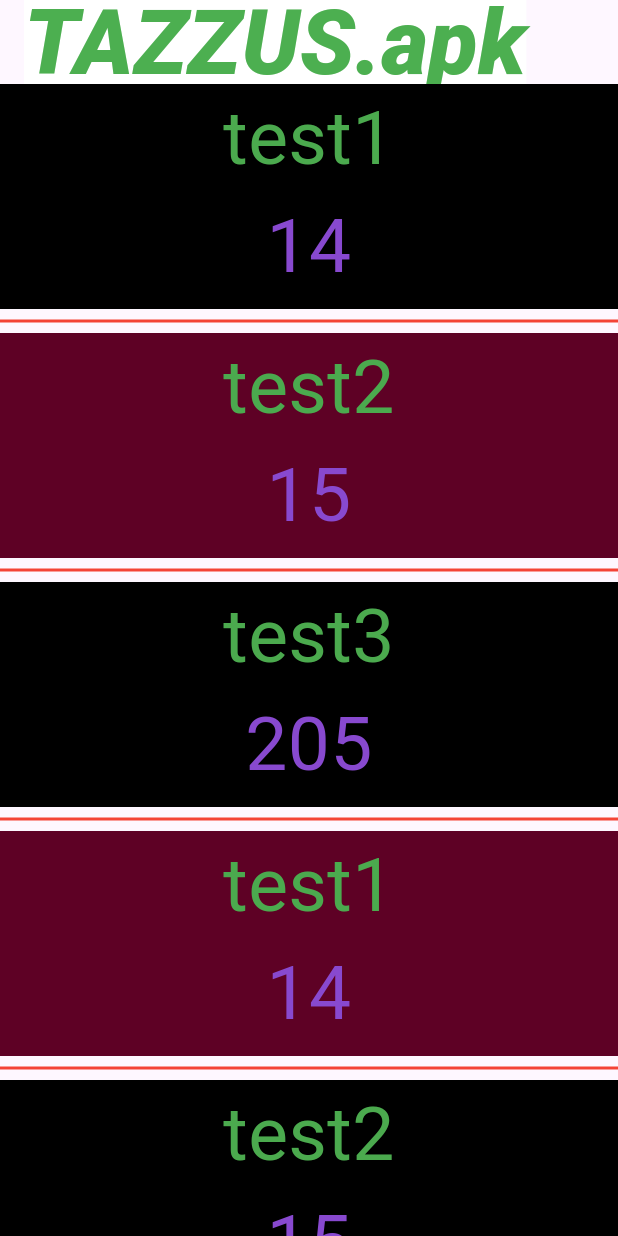
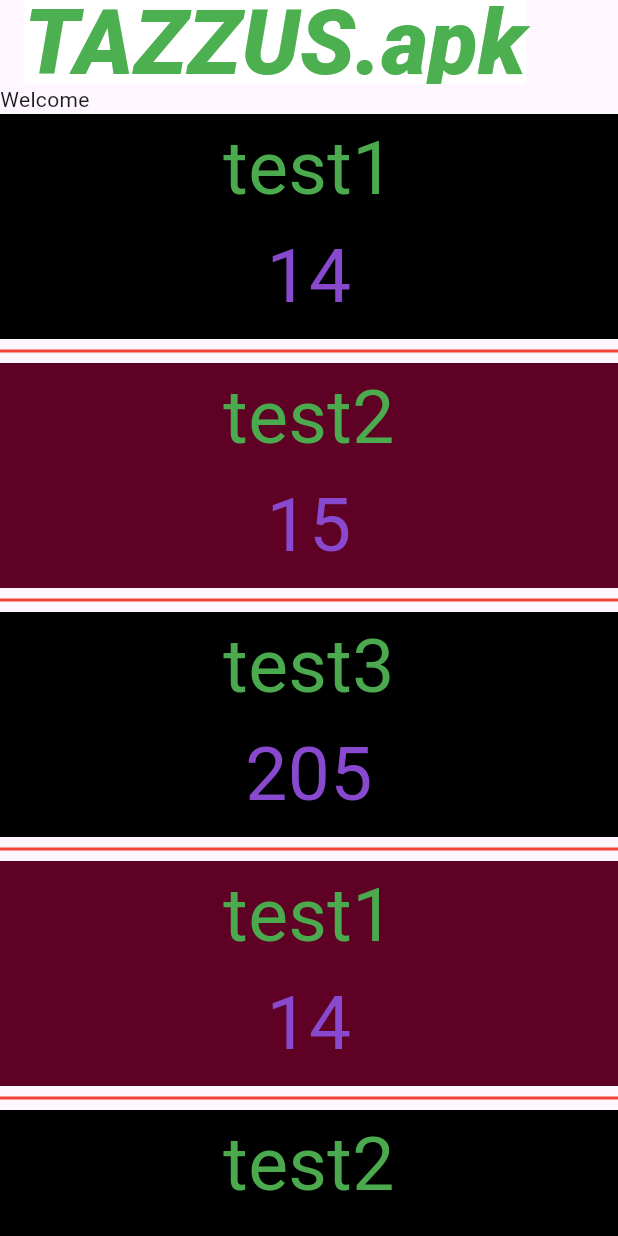
Before and after one commit to ch3rrywolf/NexusFlutter, a Flutter app: the screen it shows after launch, on a phone screen of 412 x 824 dp. Run offline on Flutter 3.47's test engine with Material 3 defaults, Android fonts, the phone set to English and light mode, and no system bars.

Commit message:
flutter ListView separated .

```diff
--- a/nexus_flutter/testflutter/lib/main.dart
+++ b/nexus_flutter/testflutter/lib/main.dart
@@ -6,7 +6,10 @@ void main() {
   runApp(MyApp());
 }
 
-List employee = [
+class MyApp extends StatelessWidget {
+  MyApp({super.key});
+
+  final List employee = [
     {"name": "test1", "age": "14"},
     {"name": "test2", "age": "15"},
     {"name": "test3", "age": "205"},
@@ -15,7 +18,6 @@ List employee = [
     {"name": "test3", "age": "205"}
   ];
 
-class MyApp extends StatelessWidget {
   @override
   Widget build(BuildContext context) {
     return MaterialApp(
@@ -28,8 +30,14 @@ class MyApp extends StatelessWidget {
                   fontWeight: FontWeight.w900,
                   backgroundColor: Colors.white,
                   fontStyle: FontStyle.italic))),
-        body: Container(
+      body: ListView(children: [
+        Container(
+          child: Text("Welcome"),
+        ),
+        Container(
           child: ListView.separated(
+            shrinkWrap: true,
+            physics: NeverScrollableScrollPhysics(),
             separatorBuilder: (context, i) {
               return Divider(
                 color: Colors.red,
@@ -62,8 +70,8 @@ class MyApp extends StatelessWidget {
             },
           ),
         ),
-      ),
-    );
+      ]),
+    ));
   }
 }
 
```
Lines whose indentation alone changed are shown as unchanged.
